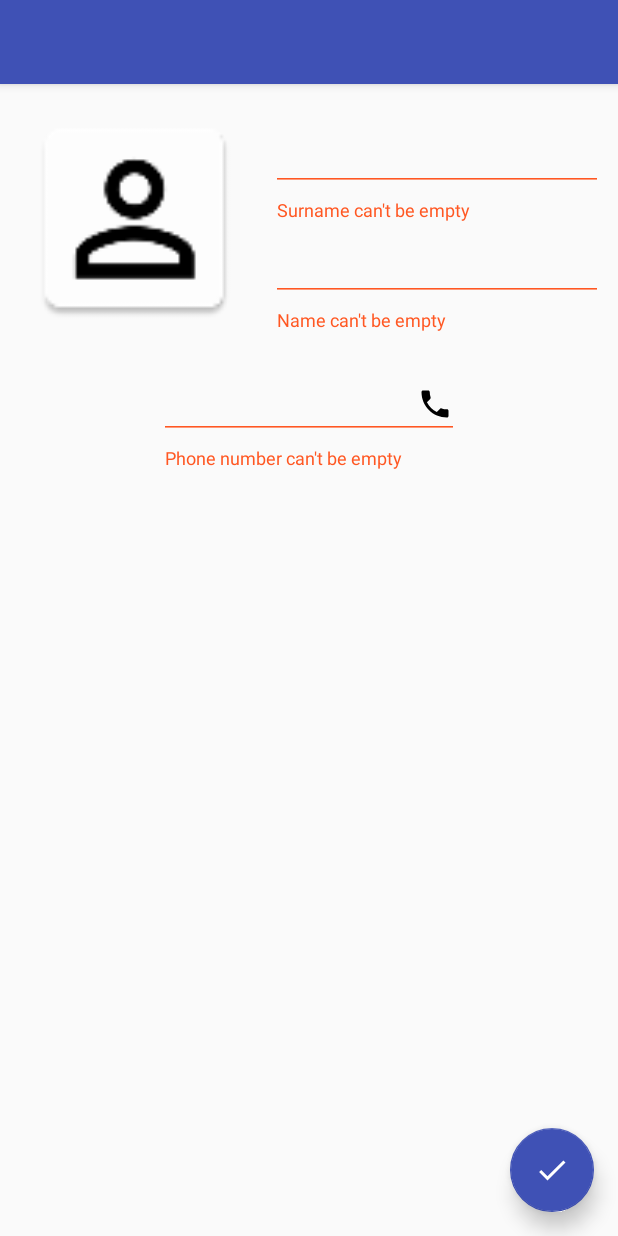
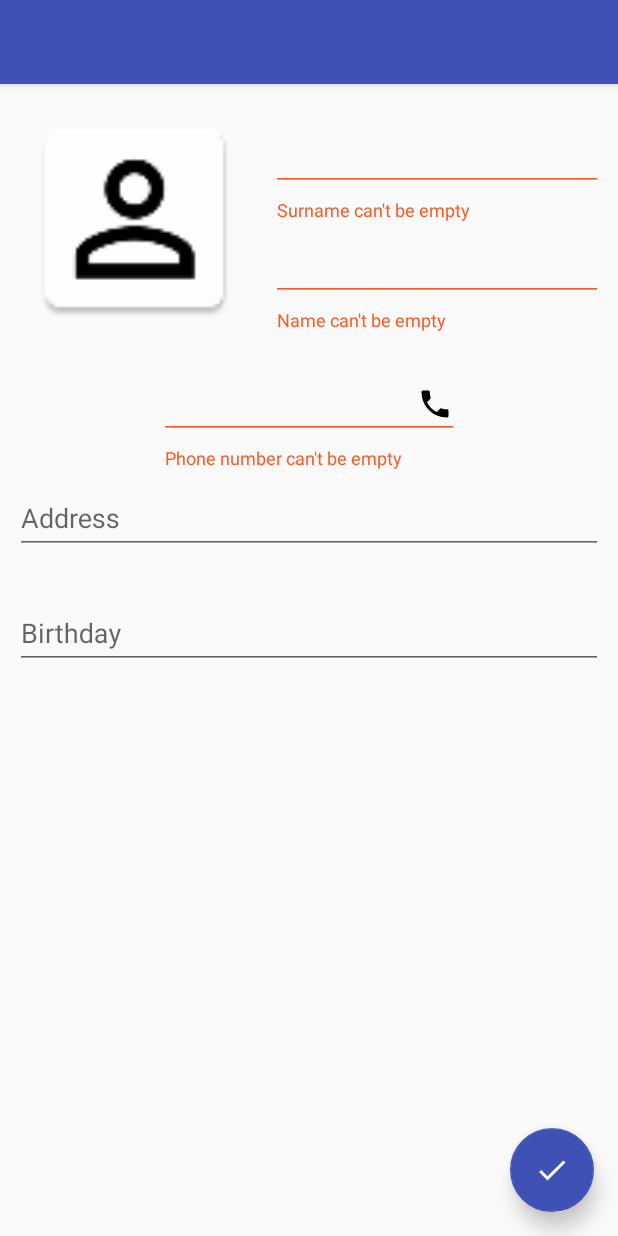
Before and after one commit to JeremShy/ft_hangouts, an Android app: the AddContactActivity screen opened directly, with no data from a screen before it, after a tap on an icon or button, on a phone screen of 412 x 824 dp. Run offline under Robolectric (Android 15) with nearby library versions, the phone set to English and light mode, and no system bars.

Commit message:
Contact._anniversaire is now a Date type, and _anniversaire is now an int type in the database.

```diff
--- a/app/src/main/java/fr/h3lp/jcamhi/ft_hangouts/AddContactActivity.java
+++ b/app/src/main/java/fr/h3lp/jcamhi/ft_hangouts/AddContactActivity.java
@@ -1,6 +1,9 @@
 package fr.h3lp.jcamhi.ft_hangouts;
 
 import android.app.Activity;
+import android.app.DatePickerDialog;
+import android.app.Dialog;
+import android.app.DialogFragment;
 import android.content.Intent;
 import android.media.Image;
 import android.os.Bundle;
@@ -9,41 +12,63 @@ import android.support.design.widget.FloatingActionButton;
 import android.support.design.widget.Snackbar;
 import android.support.design.widget.TextInputLayout;
 import android.view.View;
+import android.view.inputmethod.InputMethodManager;
+import android.widget.DatePicker;
 import android.widget.EditText;
 import android.widget.ImageView;
 import android.widget.TextView;
 import android.widget.Toast;
+import java.text.SimpleDateFormat;
+
+
+import org.w3c.dom.Text;
+
+import java.util.Calendar;
+import java.util.Date;
+import java.util.GregorianCalendar;
+
+import static android.app.Activity.RESULT_OK;
 
 /**
  * Created by jcamhi on 9/4/17.
  */
 
 public class AddContactActivity extends Activity {
+    private static final String EXTRA_ID = "id";
+    private static Date _date;
+
     @Override
     protected void onCreate(Bundle savedInstanceState) {
         super.onCreate(savedInstanceState);
         setContentView(R.layout.add_contact);
 
+        AddContactActivity._date = null;
+
+        this.setResult(RESULT_CANCELED);
+
         ImageView iv = (ImageView)findViewById(R.id.avatar_page_contact);
         iv.setImageDrawable(getDrawable(R.mipmap.ic_person));
 
-        final EditText prenom, nom, numero;
-        final TextInputLayout prenom_layout, nom_layout, numero_layout;
+        final EditText prenom, nom, numero, domicile, anniversaire;
+        final TextInputLayout prenom_layout, nom_layout, numero_layout, domicile_layout, anniversaire_layout;
 
         prenom = findViewById(R.id.edit_prenom);
         nom = findViewById(R.id.edit_nom);
         numero = findViewById(R.id.edit_numero);
+        domicile = findViewById(R.id.edit_domicile);
+        anniversaire = findViewById(R.id.edit_anniversaire);
 
         prenom_layout = findViewById(R.id.edit_prenom_layout);
         nom_layout = findViewById(R.id.edit_nom_layout);
         numero_layout = findViewById(R.id.edit_numero_layout);
+        domicile_layout = findViewById(R.id.edit_domicile_layout);
+        anniversaire_layout = findViewById(R.id.edit_anniversaire_layout);
 
         prenom.setOnFocusChangeListener(new View.OnFocusChangeListener() {
            @Override
             public void onFocusChange(View view, boolean b) {
                prenom_layout.setError(null);
                prenom_layout.setHint(getString(R.string.prenom_hint));
-               Toast.makeText(AddContactActivity.this, "here", Toast.LENGTH_SHORT).show();
             }
         });
         nom.setOnFocusChangeListener(new View.OnFocusChangeListener() {
@@ -60,16 +85,41 @@ public class AddContactActivity extends Activity {
                 numero_layout.setHint(getString(R.string.numero_hint));
             }
         });
+
+        anniversaire.setOnFocusChangeListener(new View.OnFocusChangeListener() {
+            @Override
+            public void onFocusChange(View view, boolean b) {
+                if (b) {
+                    view.clearFocus();
+                    showDatePickerDialog(view);
+                }
+            }
+        });
+
+    }
+
+    public void showDatePickerDialog(View v) {
+        InputMethodManager imm = (InputMethodManager) this.getSystemService(Activity.INPUT_METHOD_SERVICE);
+        View view = this.getCurrentFocus();
+        if (view == null) {
+            view = new View(this);
+        }
+        imm.hideSoftInputFromWindow(view.getWindowToken(), 0);
+        DialogFragment newFragment = new DatePickerFragment();
+        newFragment.show(getFragmentManager(), "datePicker");
     }
 
     public void add_contact(View v) {
         boolean error = false;
-        EditText prenom, nom, numero;
-        TextInputLayout prenom_layout, nom_layout, numero_layout;
+        EditText prenom, nom, numero, domicile, anniversaire;
+        TextInputLayout prenom_layout, nom_layout, numero_layout, domicile_layout, anniversaire_layout;
 
         prenom = findViewById(R.id.edit_prenom);
         nom = findViewById(R.id.edit_nom);
         numero = findViewById(R.id.edit_numero);
+        domicile = findViewById(R.id.edit_domicile);
+        anniversaire = findViewById(R.id.edit_anniversaire);
+
         View cur = getCurrentFocus();
         if (cur != null)
             cur.clearFocus();
@@ -77,6 +127,8 @@ public class AddContactActivity extends Activity {
         prenom_layout = findViewById(R.id.edit_prenom_layout);
         nom_layout = findViewById(R.id.edit_nom_layout);
         numero_layout = findViewById(R.id.edit_numero_layout);
+        domicile_layout = findViewById(R.id.edit_domicile_layout);
+        anniversaire_layout = findViewById(R.id.edit_anniversaire_layout);
 
         if (this.isEmpty(prenom)) {
             prenom_layout.setError(getString(R.string.error_prenom));
@@ -96,13 +148,15 @@ public class AddContactActivity extends Activity {
         if (error)
             return ;
 
-        Snackbar.make(findViewById(R.id.coor_add), getString(R.string.contact_edited), Snackbar.LENGTH_SHORT).show();
         Contact cont = DatabaseSingleton.getDao(this).createContact(
                 nom.getText().toString(),
                 prenom.getText().toString(),
-                numero.getText().toString());
+                numero.getText().toString(),
+                domicile.getText().toString(),
+                AddContactActivity._date);
+
         Intent result = new Intent();
-        result.putExtra("id", cont.get_id());
+        result.putExtra(EXTRA_ID, cont.get_id());
         this.setResult(RESULT_OK, result);
         this.finish();
     }
@@ -112,4 +166,35 @@ public class AddContactActivity extends Activity {
             return false;
         return true;
     }
+
+    public static class DatePickerFragment extends DialogFragment implements DatePickerDialog.OnDateSetListener {
+
+        @Override
+        public Dialog onCreateDialog(Bundle savedInstanceState) {
+            final Calendar c = Calendar.getInstance();
+
+            int year = c.get(Calendar.YEAR);
+            int month = c.get(Calendar.MONTH);
+            int day = c.get(Calendar.DAY_OF_MONTH);
+
+            return new DatePickerDialog(getActivity(), this, year, month, day);
+        }
+
+        @Override
+        public void onDateSet(DatePicker datePicker, int year, int month, int day) {
+            TextInputLayout lay = getActivity().findViewById(R.id.edit_anniversaire_layout);
+            EditText ed = getActivity().findViewById(R.id.edit_anniversaire);
+
+            GregorianCalendar cal = new GregorianCalendar(year, month, day);
+            Date d = cal.getTime();
+            SimpleDateFormat df = new SimpleDateFormat("dd/MM/yyyy");
+            String s = df.format(d);
+
+            ed.setText(s);
+            ed.clearFocus();
+            lay.clearFocus();
+
+            AddContactActivity._date = d;
+        }
+    }
 }
--- a/app/src/main/res/layout/add_contact.xml
+++ b/app/src/main/res/layout/add_contact.xml
@@ -77,6 +77,41 @@
                     android:id="@+id/edit_numero"
                     android:inputType="phone" />
             </android.support.design.widget.TextInputLayout>
+            <android.support.design.widget.TextInputLayout
+                app:errorEnabled="true"
+                android:id="@+id/edit_domicile_layout"
+                android:layout_width="fill_parent"
+                android:layout_height="wrap_content"
+                android:layout_below="@id/edit_numero_layout"
+                android:layout_centerHorizontal="true">
+            <EditText
+                android:layout_marginRight="10dp"
+                android:layout_marginLeft="10dp"
+                android:layout_width="match_parent"
+                android:layout_height="wrap_content"
+                android:layout_marginTop="10dp"
+                android:hint="@string/address"
+                android:imeOptions="actionNext"
+                android:inputType="text"
+                android:id="@+id/edit_domicile" />
+        </android.support.design.widget.TextInputLayout>
+        <android.support.design.widget.TextInputLayout
+            app:errorEnabled="true"
+            android:id="@+id/edit_anniversaire_layout"
+            android:layout_width="fill_parent"
+            android:layout_height="wrap_content"
+            android:layout_below="@id/edit_domicile_layout"
+            android:layout_centerHorizontal="true">
+            <EditText
+                android:layout_marginRight="10dp"
+                android:layout_marginLeft="10dp"
+                android:layout_width="match_parent"
+                android:layout_height="wrap_content"
+                android:layout_marginTop="10dp"
+                android:hint="@string/birthday"
+                android:imeOptions="actionDone"
+                android:id="@+id/edit_anniversaire" />
+        </android.support.design.widget.TextInputLayout>
         </RelativeLayout>
     </LinearLayout>
     <android.support.design.widget.FloatingActionButton
--- a/app/src/main/res/values-v21/strings.xml
+++ b/app/src/main/res/values-v21/strings.xml
@@ -1,4 +1,5 @@
 <?xml version="1.0" encoding="utf-8"?>
 <resources>
     <string name="adding_contact">Adding a contact</string>
+    <string name="address">Address</string>
 </resources>
--- a/app/src/main/res/values/strings.xml
+++ b/app/src/main/res/values/strings.xml
@@ -35,5 +35,7 @@
     <string name="nom_hint">Surname *</string>
     <string name="numero_hint">Phone number *</string>
     <string name="adding_contact">Adding a contact</string>
+    <string name="address">Address</string>
+    <string name="birthday">Birthday</string>
 
 </resources>
```
Also changed, not shown: app/src/main/java/fr/h3lp/jcamhi/ft_hangouts/Contact.java (+63 -0 lines), app/src/main/java/fr/h3lp/jcamhi/ft_hangouts/ContactDAO.java (+23 -4 lines), app/src/main/java/fr/h3lp/jcamhi/ft_hangouts/MainActivity.java (+10 -9 lines), app/src/main/java/fr/h3lp/jcamhi/ft_hangouts/MySQLiteHelper.java (+13 -2 lines), app/src/main/java/fr/h3lp/jcamhi/ft_hangouts/PreferencesActivity.java (+7 -5 lines), 2 other files.
